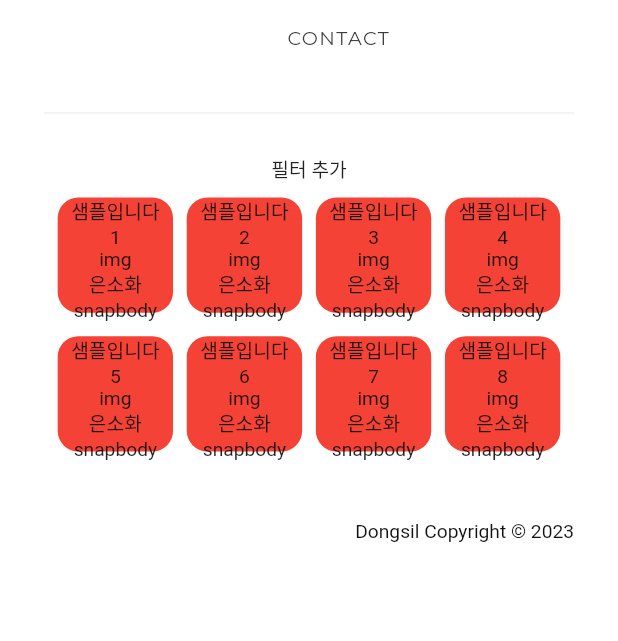
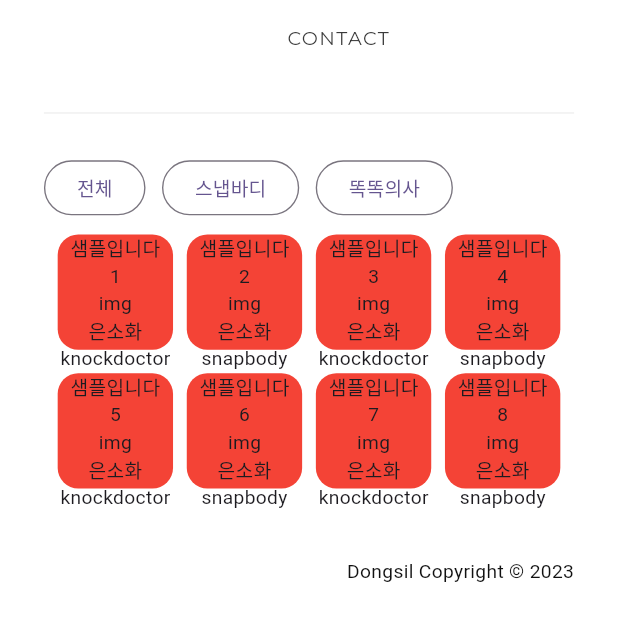
Before and after one commit to ggumgil/dongsilweb, a Flutter app: the GridPostPage screen opened by its route, on a phone screen of 412 x 824 dp, the part 172-813 px from its top. Run offline on Flutter 3.47's test engine with Material 2 defaults, Android fonts, the phone set to English and light mode, and no system bars; our stand-ins replace google_fonts, responsive_framework; Roboto replaces fonts that are missing (Jua).

Commit message:
grid page에 태그 추가, useMaterial3 적용

```diff
--- a/lib/constant/colors.dart
+++ b/lib/constant/colors.dart
@@ -2,6 +2,7 @@
 import 'package:flutter/material.dart';
 
 const Color BASIC_COLOR = Colors.black;
+const Color primaryColor = Color(0xff6750a4);
 
 // Text
 const Color textPrimary = Color(0xFF111111);
--- a/lib/data/model/grid_item.dart
+++ b/lib/data/model/grid_item.dart
@@ -2,17 +2,19 @@
 class GridItem {
   String id;
   String title;
-  String type;
+  String tag;
   String publisher;
+  String? contents;
   DateTime issueDate;
   String img;
 
   GridItem({
     required this.id,
     required this.title,
-    required this.type,
+    required this.tag,
     required this.publisher,
     required this.issueDate,
+    this.contents,
     required this.img,
   });
 }
@@ -21,56 +23,56 @@ List<GridItem> gridItemArray = [
   GridItem(
       id: '1',
       title: '샘플입니다',
-      type: 'snapbody',
+      tag: 'knockdoctor',
       publisher: '은소화',
       issueDate: DateTime.now(),
       img: 'img'),
   GridItem(
       id: '2',
       title: '샘플입니다',
-      type: 'snapbody',
+      tag: 'snapbody',
       publisher: '은소화',
       issueDate: DateTime.now(),
       img: 'img'),
   GridItem(
       id: '3',
       title: '샘플입니다',
-      type: 'snapbody',
+      tag: 'knockdoctor',
       publisher: '은소화',
       issueDate: DateTime.now(),
       img: 'img'),
   GridItem(
       id: '4',
       title: '샘플입니다',
-      type: 'snapbody',
+      tag: 'snapbody',
       publisher: '은소화',
       issueDate: DateTime.now(),
       img: 'img'),
   GridItem(
       id: '5',
       title: '샘플입니다',
-      type: 'snapbody',
+      tag: 'knockdoctor',
       publisher: '은소화',
       issueDate: DateTime.now(),
       img: 'img'),
   GridItem(
       id: '6',
       title: '샘플입니다',
-      type: 'snapbody',
+      tag: 'snapbody',
       publisher: '은소화',
       issueDate: DateTime.now(),
       img: 'img'),
   GridItem(
       id: '7',
       title: '샘플입니다',
-      type: 'snapbody',
+      tag: 'knockdoctor',
       publisher: '은소화',
       issueDate: DateTime.now(),
       img: 'img'),
   GridItem(
       id: '8',
       title: '샘플입니다',
-      type: 'snapbody',
+      tag: 'snapbody',
       publisher: '은소화',
       issueDate: DateTime.now(),
       img: 'img'),
--- a/lib/main.dart
+++ b/lib/main.dart
@@ -19,6 +19,10 @@ class MyApp extends StatelessWidget {
   @override
   Widget build(BuildContext context) {
     return MaterialApp(
+      theme: ThemeData(
+        useMaterial3: true,
+        colorSchemeSeed: const Color(0xff6750a4),
+      ),
       builder: (context, child) => ResponsiveWrapper.builder(
           BouncingScrollWrapper.builder(context, child!),
           maxWidth: 1200,
--- a/lib/pages/post_grid_page.dart
+++ b/lib/pages/post_grid_page.dart
@@ -1,5 +1,6 @@
 import 'package:flutter/material.dart';
 
+import '../constant/spacings.dart';
 import '../data/model/grid_item.dart';
 import '../widgets/blog.dart';
 
@@ -7,8 +8,21 @@ const String listItemTitleText = "A BETTER BLOG FOR WRITING";
 const String listItemPreviewText =
     "Sed elementum tempus egestas sed sed risus. Mauris in aliquam sem fringilla ut morbi tincidunt. Placerat vestibulum lectus mauris ultrices eros. Et leo duis ut diam. Auctor neque vitae tempus […]";
 
-class GridPostPage extends StatelessWidget {
+class GridPostPage extends StatefulWidget {
   const GridPostPage({Key? key}) : super(key: key);
+
+  @override
+  State<GridPostPage> createState() => _GridPostPageState();
+}
+
+class _GridPostPageState extends State<GridPostPage> {
+  late List<GridItem> gridItems;
+
+  @override
+  void initState() {
+    gridItems = gridItemArray;
+    super.initState();
+  }
 
   @override
   Widget build(BuildContext context) {
@@ -19,7 +33,34 @@ class GridPostPage extends StatelessWidget {
           child: Column(
             children: <Widget>[
               const MenuBar(),
-              const Text('필터 추가'),
+              Row(
+                children: [
+                  TagButton(
+                    onPressed: () {
+                      _setGridItems(null);
+                    },
+                    title: '전체',
+                  ),
+                  const Padding(
+                    padding: paddingLeft12,
+                  ),
+                  TagButton(
+                    onPressed: () {
+                      _setGridItems('snapbody');
+                    },
+                    title: '스냅바디',
+                  ),
+                  const Padding(
+                    padding: paddingLeft12,
+                  ),
+                  TagButton(
+                    onPressed: () {
+                      _setGridItems('knockdoctor');
+                    },
+                    title: '똑똑의사',
+                  )
+                ],
+              ),
               GridView.count(
                 shrinkWrap: true,
                 padding: const EdgeInsets.symmetric(
@@ -30,7 +71,7 @@ class GridPostPage extends StatelessWidget {
                 crossAxisCount: 4,
                 primary: false,
                 children: List.generate(
-                  gridItemArray.length,
+                  gridItems.length,
                   (index) => GridTile(
                     child: Container(
                       decoration: const BoxDecoration(
@@ -39,11 +80,11 @@ class GridPostPage extends StatelessWidget {
                               BorderRadius.all(Radius.circular(15.0))),
                       child: Column(
                         children: [
-                          Text(gridItemArray[index].title),
-                          Text(gridItemArray[index].id),
-                          Text(gridItemArray[index].img),
-                          Text(gridItemArray[index].publisher),
-                          Text(gridItemArray[index].type),
+                          Text(gridItems[index].title),
+                          Text(gridItems[index].id),
+                          Text(gridItems[index].img),
+                          Text(gridItems[index].publisher),
+                          Text(gridItems[index].tag),
                         ],
                       ),
                     ),
@@ -58,4 +99,13 @@ class GridPostPage extends StatelessWidget {
       backgroundColor: Colors.white,
     );
   }
+
+  void _setGridItems(String? tag) {
+    setState(() {
+      tag == null
+          ? gridItems = gridItemArray
+          : gridItems =
+              gridItemArray.where((element) => element.tag == tag).toList();
+    });
+  }
 }
--- a/lib/widgets/blog.dart
+++ b/lib/widgets/blog.dart
@@ -1,6 +1,8 @@
-import 'package:dongsilweb/constant/text.dart';
+// ignore_for_file: public_member_api_docs, sort_constructors_first
 import 'package:flutter/material.dart';
 import 'package:google_fonts/google_fonts.dart';
+
+import 'package:dongsilweb/constant/text.dart';
 
 import '../constant/colors.dart';
 import '../constant/spacings.dart';
@@ -417,3 +419,24 @@ class MenuBar extends StatelessWidget {
     );
   }
 }
+
+class TagButton extends StatelessWidget {
+  final VoidCallback onPressed;
+  final String title;
+
+  const TagButton({
+    Key? key,
+    required this.onPressed,
+    required this.title,
+  }) : super(key: key);
+
+  @override
+  Widget build(BuildContext context) {
+    return OutlinedButton(
+      onPressed: onPressed,
+      child: Text(
+        title,
+      ),
+    );
+  }
+}
```
